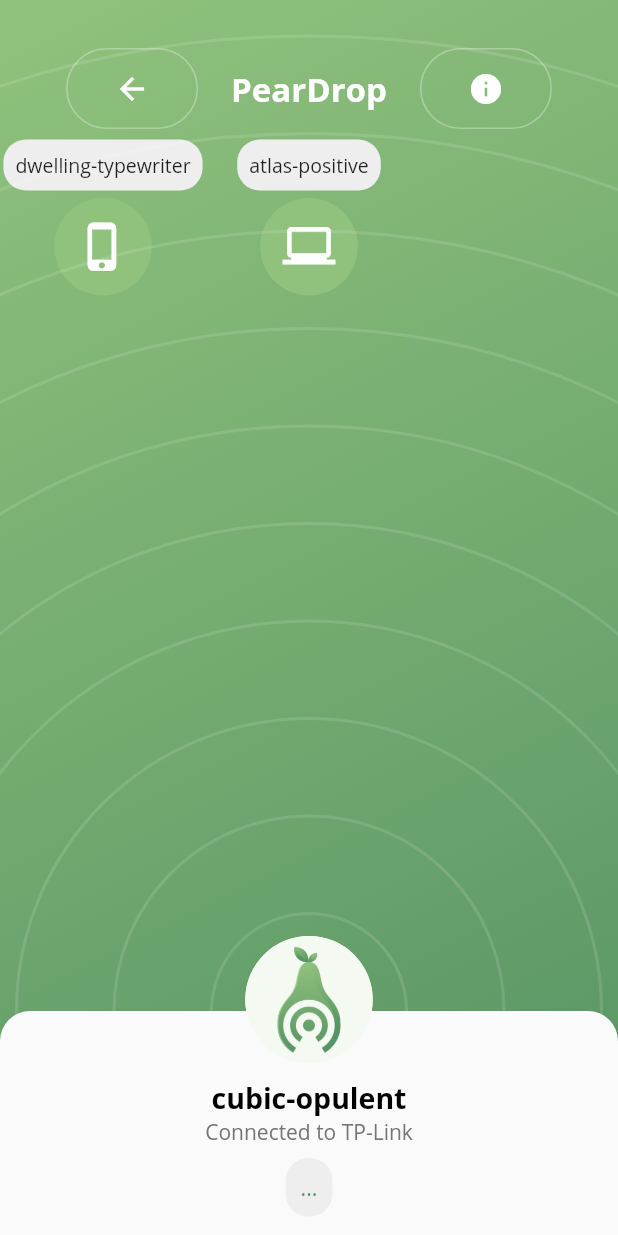
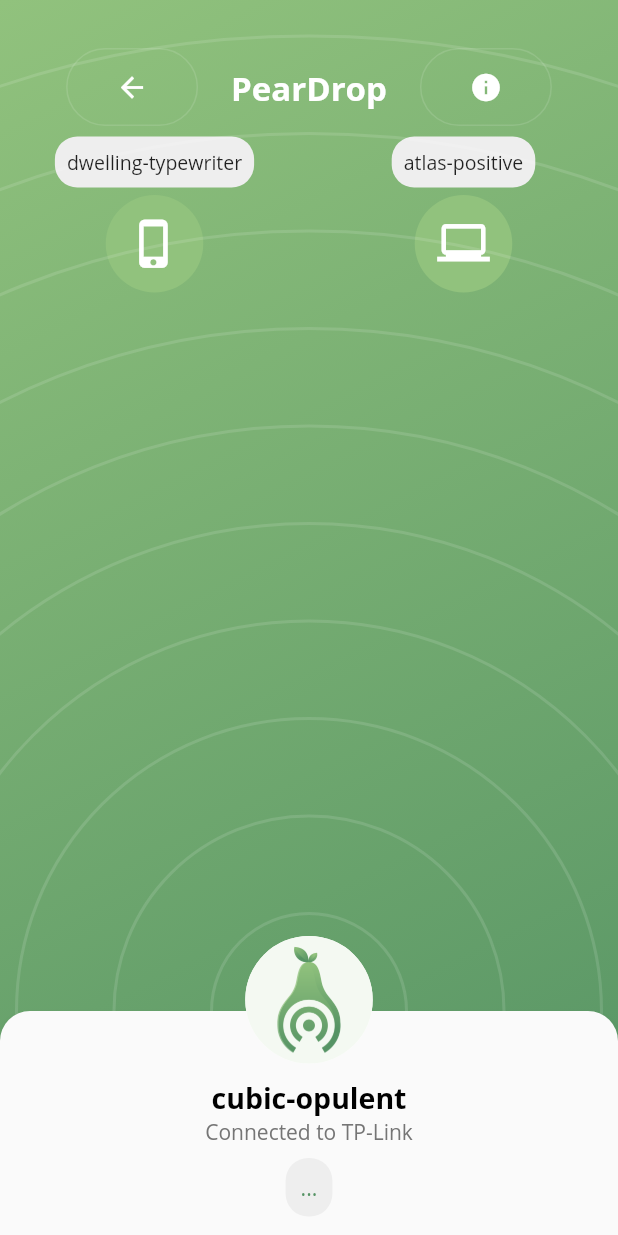
Before and after one commit to GoldinGuy/PearDrop, a Flutter app: the screen it shows after launch, after a tap on "Select a file", on a phone screen of 412 x 824 dp. Run offline on Flutter 3.47's test engine with Material 2 defaults, Android fonts, the light colour scheme and no system bars; drawn by our look-alikes of sliding_up_panel; our stand-ins replace device_info, file_picker, flutter_staggered_animations, url_launcher_web; missing offline and left inert: dart:ffi, file_chooser, shared_preferences_web, udp, window_size.

Commit message:
device select body

```diff
--- a/peardrop_flutter/lib/src/widgets/device_select_body.dart
+++ b/peardrop_flutter/lib/src/widgets/device_select_body.dart
@@ -83,10 +83,10 @@
                       child: Icon(
                         Icons.arrow_back,
                         color: Colors.white,
-                        size: 24,
+                        size: 22,
                       ),
                     ),
-                    borderSide: BorderSide(color: Colors.white30),
+                    borderSide: BorderSide(color: Colors.white12),
                     color: Colors.white,
                     onPressed: () => reset(),
                     shape: RoundedRectangleBorder(
@@ -108,10 +108,10 @@
                     child: Icon(
                       Icons.info,
                       color: Colors.white,
-                      size: 24,
+                      size: 22,
                     ),
                   ),
-                  borderSide: BorderSide(color: Colors.white30),
+                  borderSide: BorderSide(color: Colors.white12),
                   color: Colors.white,
                   // TODO: display TOS information when pressed
                   onPressed: () => {},
@@ -124,7 +124,7 @@
           // TODO: design MultiChildRenderObjectWidget that can generate mutliple devices, fading them in and out as they appear nearby and displaying them in a random location within a set size
           Expanded(
             child: GridView.count(
-              crossAxisCount: 3,
+              crossAxisCount: 2,
               children: List.generate(devices.length, (i) {
                 return Column(
                   children: [
--- a/peardrop_flutter/lib/src/widgets/file_select_body.dart
+++ b/peardrop_flutter/lib/src/widgets/file_select_body.dart
@@ -41,7 +41,6 @@
                 height: 288,
               ),
             ),
-            // Image(image: new AssetImage("assets/images/share.gif")),
             Text(
               'Share With PearDrop',
               style: TextStyle(
```
